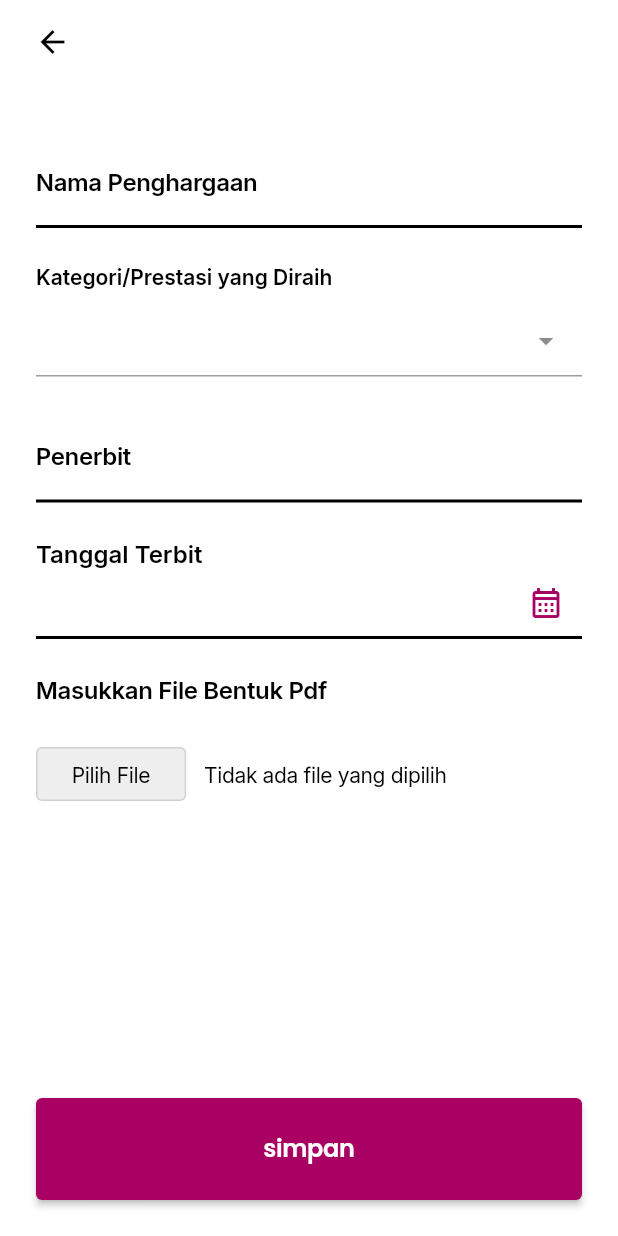
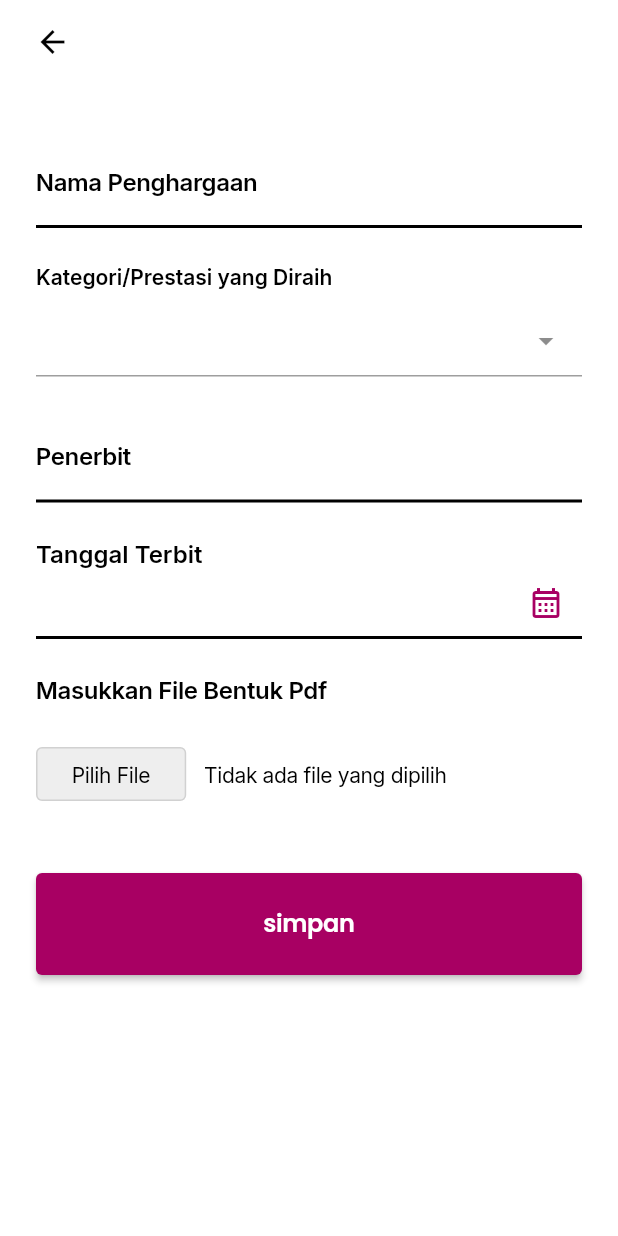
Before and after one commit to Fatur-r45/Genusian-Mobile-App, a Flutter app: the Sertifikat screen opened by its route, after a tap on the "add" icon, on a phone screen of 412 x 824 dp. Run offline on Flutter 3.47's test engine with Material 2 defaults, Android fonts, the light colour scheme and no system bars; drawn by our look-alikes of dropdown_search; our stand-ins replace awesome_dialog, bloc, dio, equatable, file_picker, flutter_bloc and 5 more; accounts and stored records are empty; network calls fail.

Commit message:
maintenance feat-1

```diff
--- a/lib/model/mahasiswa.dart
+++ b/lib/model/mahasiswa.dart
@@ -1,5 +1,6 @@
 import 'package:dio/dio.dart';
 import 'package:flutter/material.dart';
+import 'package:genusian_smart_mobile_app/url/base_url.dart';
 
 @immutable
 class Mahasiswa {
@@ -20,7 +21,7 @@ class Mahasiswa {
   static Future<List<Mahasiswa>>? getAllMahasiswa() async {
     List<Mahasiswa> allMahasiswa = [];
     try {
-      var response = await Dio().get('http://localhost:5000/mahasiswa');
+      var response = await Dio().get('${BaseUrl.url}/mahasiswa');
       List data = ((response.data) as Map<String, dynamic>)["data"];
 
       for (var data in data) {
--- a/lib/page/main_page.dart
+++ b/lib/page/main_page.dart
@@ -6,7 +6,30 @@ import 'package:genusian_smart_mobile_app/cubit/incermentBottomNav.dart';
 import 'package:google_nav_bar/google_nav_bar.dart';
 import 'package:genusian_smart_mobile_app/page/main_pages/main_pages.dart';
 
-class MainPage extends StatelessWidget {
+import '../bloc/mahasiswa/mahasiswa_bloc.dart';
+import '../bloc/mahasiswa/mahasiswa_event.dart';
+import '../bloc/pendidikan/pendidikan_bloc.dart';
+import '../bloc/pengalaman/pengalaman_bloc.dart';
+import '../bloc/pengalaman/pengalaman_event.dart';
+import '../bloc/sertifikat/sertifikat_bloc.dart';
+import '../bloc/sertifikat/sertifikat_event.dart';
+
+class MainPage extends StatefulWidget {
+  MainPage({super.key});
+
+  @override
+  State<MainPage> createState() => _MainPageState();
+}
+
+class _MainPageState extends State<MainPage> {
+  void initState() {
+    super.initState();
+    context.read<MahasiswaBloc>().add(LoadMahasiswa());
+    context.read<PengalamanBloc>().add(LoadPengalaman());
+    context.read<SertifikatBloc>().add(LoadSertifikatEvent());
+    context.read<PendidikanBloc>().add(LoadPendidikanEvent());
+  }
+
   final List<Widget> mainPage = [
     const Home(),
     const Leaderboard(),
@@ -30,8 +53,6 @@ class MainPage extends StatelessWidget {
     ),
     const AppbarMenuProfile(),
   ];
-
-  MainPage({super.key});
 
   @override
   Widget build(BuildContext context) {
--- a/lib/page/pages.dart
+++ b/lib/page/pages.dart
@@ -2,7 +2,7 @@ export 'auth/login.dart';
 export 'main_page.dart';
 export 'auth/register.dart';
 export 'pengalman/pengalman.dart';
-export 'setting.dart';
+export 'profile/profile_setting.dart';
 export 'pendidikan/pendidikan.dart';
 export 'sertifikat/sertifikat.dart';
 export 'pengalman/creatPengalaman.dart';
--- a/lib/page/sertifikat/createSertifikat.dart
+++ b/lib/page/sertifikat/createSertifikat.dart
@@ -93,7 +93,9 @@ class _CreateSertifikatState extends State<CreateSertifikat> {
           builder: (context, state) {
             return Padding(
               padding: const EdgeInsets.all(24),
-              child: Column(
+              child: ListView(
+                children: [
+                  Column(
                     crossAxisAlignment: CrossAxisAlignment.start,
                     children: [
                       // Penghargaan pekerjaan start
@@ -133,7 +135,8 @@ class _CreateSertifikatState extends State<CreateSertifikat> {
                                     letterSpacing: -0.24,
                                   ),
                                   textAlignVertical: TextAlignVertical.center,
-                              dropdownSearchDecoration: const InputDecoration(
+                                  dropdownSearchDecoration:
+                                      const InputDecoration(
                                           border: UnderlineInputBorder())),
                               items: jenisSertifikat
                                       ?.map(
@@ -190,7 +193,8 @@ class _CreateSertifikatState extends State<CreateSertifikat> {
                                   firstDate: DateTime(2000),
                                   lastDate: DateTime.now(),
                                 ).then((value) {
-                              if (value != null && value != DateTime.now()) {
+                                  if (value != null &&
+                                      value != DateTime.now()) {
                                     setState(() {
                                       jadwalMulai = value;
                                     });
@@ -207,8 +211,8 @@ class _CreateSertifikatState extends State<CreateSertifikat> {
                               ),
                               decoration: const InputDecoration(
                                 enabledBorder: UnderlineInputBorder(
-                                borderSide:
-                                    BorderSide(width: 2, color: Colors.black)),
+                                    borderSide: BorderSide(
+                                        width: 2, color: Colors.black)),
                                 suffixIcon: Icon(
                                   Icons.calendar_month_outlined,
                                   color: Color(0xFFA80063),
@@ -248,7 +252,8 @@ class _CreateSertifikatState extends State<CreateSertifikat> {
                                         RoundedRectangleBorder(
                                             borderRadius:
                                                 BorderRadius.circular(4))),
-                                backgroundColor: const MaterialStatePropertyAll(
+                                    backgroundColor:
+                                        const MaterialStatePropertyAll(
                                       Color(0xFFEEEEEE),
                                     ),
                                   ),
@@ -293,8 +298,8 @@ class _CreateSertifikatState extends State<CreateSertifikat> {
                       ),
                       // form file end
                       // button start
-                  Flexible(
-                    fit: FlexFit.tight,
+                      Padding(
+                        padding: const EdgeInsets.only(top: 30),
                         child: Row(
                           crossAxisAlignment: CrossAxisAlignment.end,
                           children: [
@@ -302,13 +307,13 @@ class _CreateSertifikatState extends State<CreateSertifikat> {
                               fit: FlexFit.tight,
                               child: ElevatedButton(
                                 style: const ButtonStyle(
-                              backgroundColor:
-                                  MaterialStatePropertyAll(Color(0xffA80063)),
+                                  backgroundColor: MaterialStatePropertyAll(
+                                      Color(0xffA80063)),
                                   padding: MaterialStatePropertyAll(
                                     EdgeInsets.symmetric(vertical: 24),
                                   ),
                                 ),
-                            onPressed: () async {
+                                onPressed: () {
                                   if (widget.sertifikat?.id != null) {
                                     context
                                         .read<SertifikatBloc>()
@@ -321,7 +326,7 @@ class _CreateSertifikatState extends State<CreateSertifikat> {
                                           fileName: fileName ?? "",
                                           tanggalDapat: jadwalMulai != null
                                               ? jadwalMulai!
-                                              .add(Duration(days: 1))
+                                                  .add(const Duration(days: 1))
                                                   .toString()
                                               : "",
                                         ));
@@ -336,10 +341,11 @@ class _CreateSertifikatState extends State<CreateSertifikat> {
                                           fileName: fileName ?? "",
                                           tanggalDapat: jadwalMulai != null
                                               ? jadwalMulai!
-                                              .add(Duration(days: 1))
+                                                  .add(const Duration(days: 1))
                                                   .toString()
                                               : "",
-                                      point: kategori?.point.toString() ?? "",
+                                          point:
+                                              kategori?.point.toString() ?? "",
                                         ));
                                   }
                                   AwesomeDialog(
@@ -349,7 +355,8 @@ class _CreateSertifikatState extends State<CreateSertifikat> {
                                     desc: "sertifikat berhasil ditambahkan",
                                     animType: AnimType.scale,
                                   ).show();
-                              Future.delayed(Duration(seconds: 2), () {
+                                  Future.delayed(const Duration(seconds: 2),
+                                      () {
                                     context.goNamed("sertifikat");
                                   });
                                 },
@@ -371,6 +378,8 @@ class _CreateSertifikatState extends State<CreateSertifikat> {
 
                       // button end
                     ],
+                  )
+                ],
               ),
             );
           },
--- a/lib/page/sertifikat/sertifikat.dart
+++ b/lib/page/sertifikat/sertifikat.dart
@@ -37,13 +37,17 @@ class Sertifikat extends StatelessWidget {
           if (state is SertifikatDeleteState) {
             context.read<SertifikatBloc>().add(LoadSertifikatEvent());
           }
+          if (state is SertifikatPostState) {
+            context.read<SertifikatBloc>().add(LoadSertifikatEvent());
+          }
         },
         child: BlocBuilder<SertifikatBloc, SertifikatState>(
           builder: (context, state) {
             if (state is SertifikatLoadstate) {
-              return Padding(
-                padding:
-                    const EdgeInsets.symmetric(vertical: 24, horizontal: 12),
+              return state.sertifikat.isNotEmpty
+                  ? Padding(
+                      padding: const EdgeInsets.symmetric(
+                          vertical: 24, horizontal: 12),
                       child: ListView.builder(
                         itemCount: state.sertifikat.length,
                         itemBuilder: (context, index) => Container(
@@ -56,11 +60,13 @@ class Sertifikat extends StatelessWidget {
                                       kdSertifikat:
                                           state.sertifikat[index].kdSertifikat,
                                       title: state.sertifikat[index].title,
-                                namaAcara: state.sertifikat[index].namaAcara,
-                                keterangan: state.sertifikat[index].keterangan,
+                                      namaAcara:
+                                          state.sertifikat[index].namaAcara,
+                                      keterangan:
+                                          state.sertifikat[index].keterangan,
                                       pdf: state.sertifikat[index].pdf,
-                                tanggalDapat:
-                                    state.sertifikat[index].tanggalDapat));
+                                      tanggalDapat: state
+                                          .sertifikat[index].tanggalDapat));
                             },
                             horizontalTitleGap: 24,
                             leading: Container(
@@ -100,8 +106,8 @@ class Sertifikat extends StatelessWidget {
                                   ),
                                 ),
                                 Text(
-                            DateFormat("MMMM yyy")
-                                .format(state.sertifikat[index].tanggalDapat),
+                                  DateFormat("MMMM yyy").format(
+                                      state.sertifikat[index].tanggalDapat),
                                   style: GoogleFonts.poppins(
                                     color: const Color(0xFFB2B2B2),
                                     fontSize: 12,
@@ -133,10 +139,13 @@ class Sertifikat extends StatelessWidget {
                           ),
                         ),
                       ),
+                    )
+                  : const Center(
+                      child: Text("No Data"),
                     );
             }
-            return Center(
-              child: Text("No Data"),
+            return const Center(
+              child: CircularProgressIndicator(),
             );
           },
         ),
--- a/lib/services/jenissertifikat_services.dart
+++ b/lib/services/jenissertifikat_services.dart
@@ -1,4 +1,5 @@
 import 'package:dio/dio.dart';
+import 'package:genusian_smart_mobile_app/url/base_url.dart';
 
 import '../model/jenis_sertifikat.dart';
 
@@ -6,7 +7,7 @@ class JensiSertifikatServices {
   static Future<List<JenisSertifikat>> getJenisSertifikat() async {
     List<JenisSertifikat> jenisSertifikat = [];
     try {
-      var response = await Dio().get("http://localhost:5000/jenis_sertifikat");
+      var response = await Dio().get("${BaseUrl.url}/jenis_sertifikat");
       List data = ((response.data) as Map<String, dynamic>)["data"];
       for (var d in data) {
         jenisSertifikat.add(JenisSertifikat(
--- /dev/null
+++ b/lib/url/base_url.dart
@@ -0,0 +1,3 @@
+class BaseUrl {
+  static String url = "https://f69f-180-245-119-137.ngrok-free.app";
+}
```
Also changed, not shown: lib/page/auth/login.dart (+28 -13 lines), lib/page/main_pages/profile.dart (+10 -14 lines), lib/page/pendidikan/pendidikan.dart (+13 -7 lines), lib/page/profile/profile_setting.dart (renamed from lib/page/setting.dart, +4 -4 lines), lib/services/mahasiswaServices.dart (+6 -7 lines), lib/services/pendidikan_services.dart (+5 -6 lines), lib/services/pengalaman_services.dart (+5 -4 lines), lib/services/sertifikat_services.dart (+5 -6 lines), lib/services/user_services.dart (+6 -5 lines), 1 other file. Lines whose indentation alone changed are shown as unchanged.
